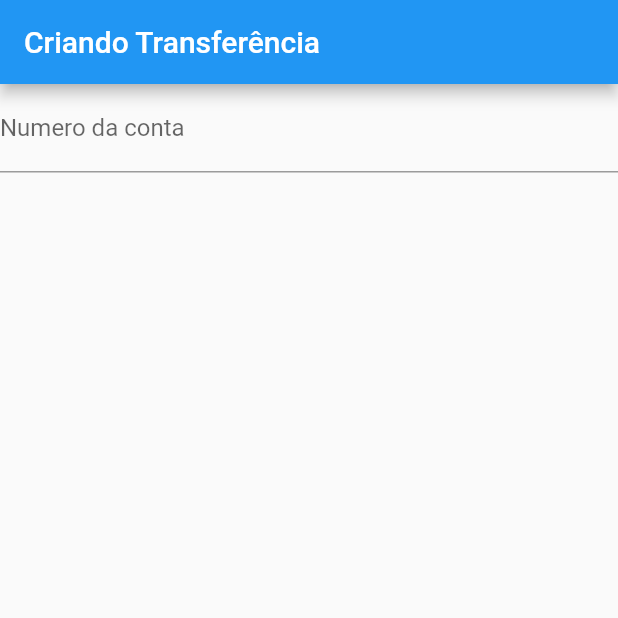
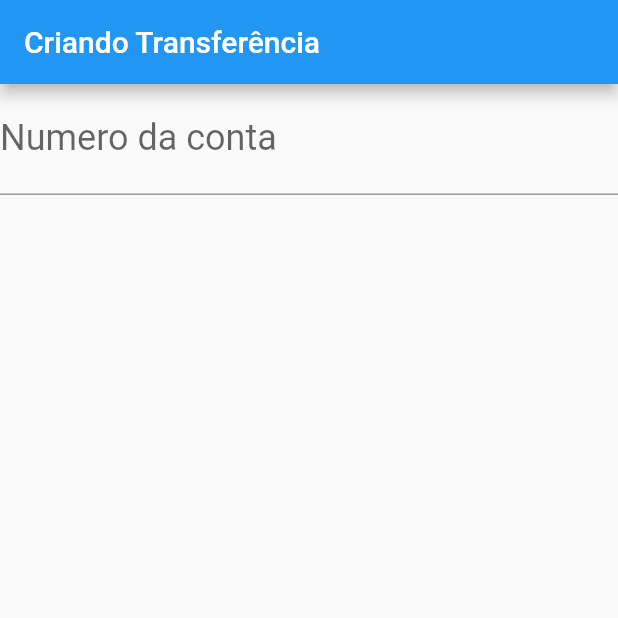
Before and after one commit to AlicinhaDavid/bytebank, a Flutter app: the screen it shows after launch, on a phone screen of 412 x 824 dp, the top half of it. Run offline on Flutter 3.47's test engine with Material 2 defaults, Android fonts, the phone set to English and light mode, and no system bars; missing offline and left inert: dart:html.

Commit message:
refactor: increase the font size of account number text field

```diff
--- a/lib/main.dart
+++ b/lib/main.dart
@@ -25,9 +25,10 @@ class FormularioTransferencia extends StatelessWidget {
       body: Column(
         children: [
           TextField(
-            decoration: InputDecoration(labelText: 'Numero da conta', hintText: '0000'),
+            style: TextStyle(fontSize: 24.0),
+            decoration:
+                InputDecoration(labelText: 'Numero da conta', hintText: '0000'),
           ),
-
         ],
       ),
     );
```
